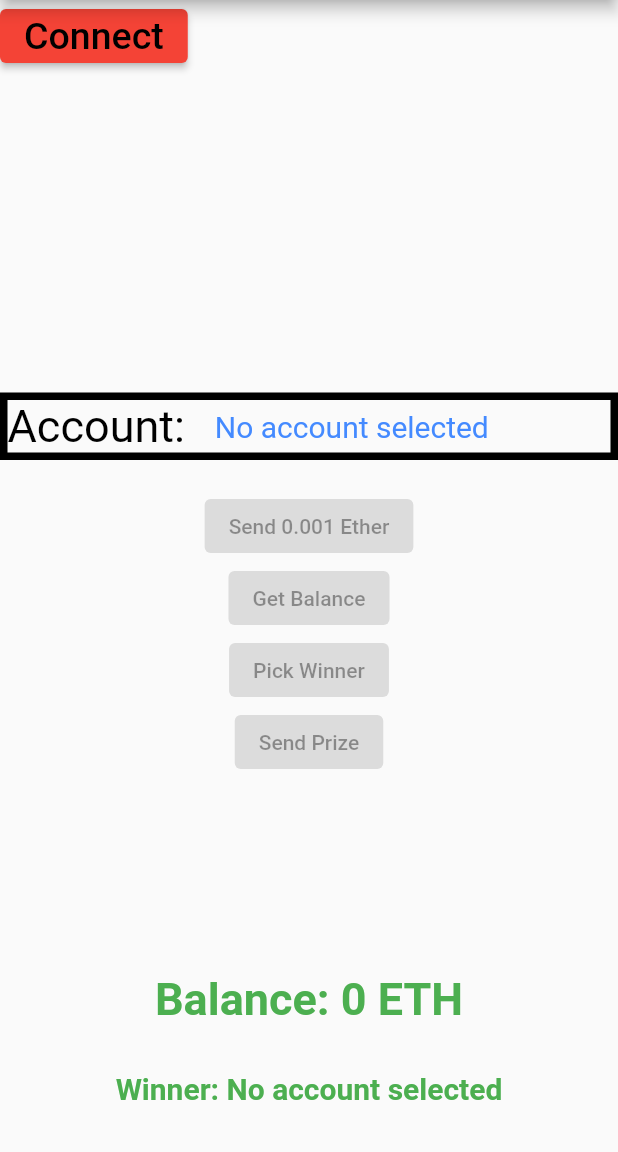
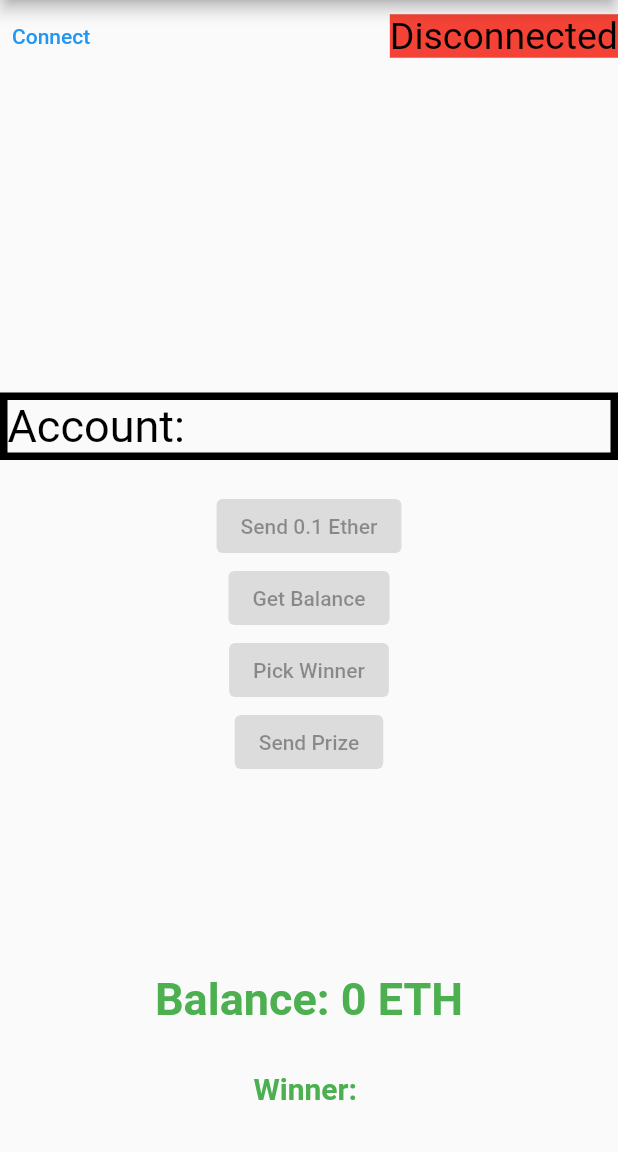
Before and after one commit to menezesr08/lottery_app, a Flutter app: the screen it shows after launch, on a phone screen of 412 x 824 dp, the part 84-1236 px from its top. Run offline on Flutter 3.47's test engine with Material 2 defaults, Android fonts, the phone set to English and light mode, and no system bars; our stand-ins replace logger; missing offline and left inert: walletconnect_dart, web3dart.

Commit message:
Some more changes

```diff
--- a/lib/utils/helper.dart
+++ b/lib/utils/helper.dart
@@ -4,7 +4,7 @@ import 'package:flutter/material.dart';
 
 String truncateEthAddress(String address) {
   if (address.isEmpty) {
-      return 'No account selected';
+    return '';
   }
   const pattern = r"(0x[a-zA-Z0-9]{4})[a-zA-Z0-9]+([a-zA-Z0-9]{4})";
   RegExp regexp = RegExp(pattern);
--- a/lib/widgets/home_page.dart
+++ b/lib/widgets/home_page.dart
@@ -27,12 +27,9 @@ class _HomePageState extends State<HomePage> {
         children: [
           // Connect Button
           Row(
-            mainAxisAlignment: MainAxisAlignment.start,
+            mainAxisAlignment: MainAxisAlignment.spaceBetween,
             children: [
-              ElevatedButton(
-                style: ElevatedButton.styleFrom(
-                    primary:
-                        !lotteryService.connected ? Colors.red : Colors.green),
+              TextButton(
                   onPressed: () async {
                     await lotteryService.walletConnect();
                     await showDialog<String>(
@@ -42,9 +39,12 @@ class _HomePageState extends State<HomePage> {
                               'Metamask wallet connection: ${lotteryService.connected}');
                         });
                   },
-                child: const Text(
-                  'Connect',
-                  style: TextStyle(fontSize: 25, color: Colors.black),
+                  child: const Text('Connect')),
+              Container(
+                color: !lotteryService.connected ? Colors.red : Colors.green,
+                child: Text(
+                  !lotteryService.connected ? 'Disconnected' : 'Connected',
+                  style: const TextStyle(fontSize: 25, color: Colors.black),
                 ),
               ),
             ],
@@ -88,7 +88,7 @@ class _HomePageState extends State<HomePage> {
                               return CustomDialog('Transaction output', result);
                             });
                       },
-                child: const Text("Send 0.001 Ether"),
+                child: const Text("Send 0.1 Ether"),
               ),
               ElevatedButton(
                 onPressed: lotteryService.account.toUpperCase() !=
```
Also changed, not shown: 1 other file. Lines whose indentation alone changed are shown as unchanged.
